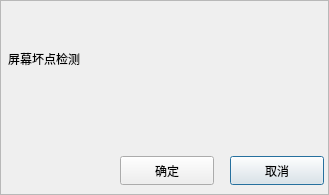
Old version of the form src/modaldialog.ui in the repository UbuntuKylin/youker-assistant.
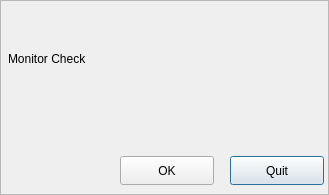
New version of the form. Icons and pictures are not drawn.

The edit to the form file:
```diff
--- a/src/modaldialog.ui
+++ b/src/modaldialog.ui
@@ -27,7 +27,7 @@
 font: 11pt &quot;文泉驿微米黑&quot;;</string>
    </property>
    <property name="text">
-    <string>取消</string>
+    <string>Quit</string>
    </property>
   </widget>
   <widget class="QPushButton" name="okButton">
@@ -44,7 +44,7 @@
 font: 11pt &quot;文泉驿微米黑&quot;;</string>
    </property>
    <property name="text">
-    <string>确定</string>
+    <string>OK</string>
    </property>
   </widget>
   <widget class="QLabel" name="btn_close">
@@ -102,7 +102,7 @@
     </rect>
    </property>
    <property name="text">
-    <string>屏幕坏点检测</string>
+    <string>&lt;html&gt;&lt;head/&gt;&lt;body&gt;&lt;p&gt;Monitor Check&lt;/p&gt;&lt;/body&gt;&lt;/html&gt;</string>
    </property>
   </widget>
   <widget class="QFrame" name="frame">
```
